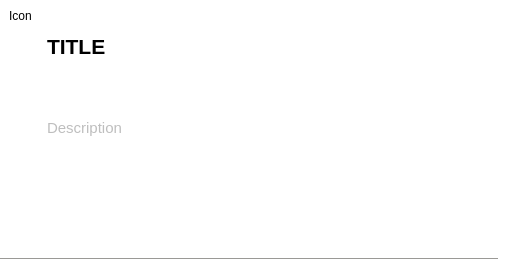
The window that src/app/categorywidget.ui (uyraq2001/alterator-browser) describes before a commit, drawn with Qt 5.
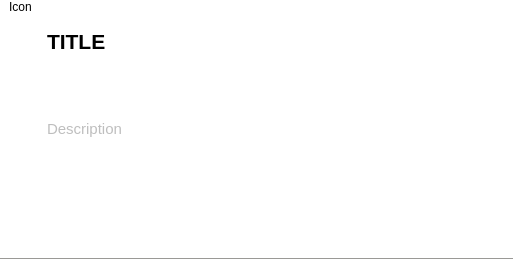
The same window after the commit.

Commit message: fix: change flow layout font size and margins

The edit to the form file:
```diff
--- a/src/app/categorywidget.ui
+++ b/src/app/categorywidget.ui
@@ -31,7 +31,7 @@
   </property>
   <layout class="QVBoxLayout" name="verticalLayout">
    <property name="spacing">
-    <number>3</number>
+    <number>0</number>
    </property>
    <property name="leftMargin">
     <number>0</number>
@@ -40,7 +40,7 @@
     <number>0</number>
    </property>
    <property name="rightMargin">
-    <number>15</number>
+    <number>0</number>
    </property>
    <property name="bottomMargin">
     <number>0</number>
@@ -72,6 +72,12 @@
 </string>
      </property>
      <layout class="QGridLayout" name="gridLayout">
+      <property name="topMargin">
+       <number>0</number>
+      </property>
+      <property name="bottomMargin">
+       <number>0</number>
+      </property>
       <item row="0" column="0">
        <layout class="QHBoxLayout" name="horizontalLayout">
         <item>
```
The commit also changes 2 other files.
